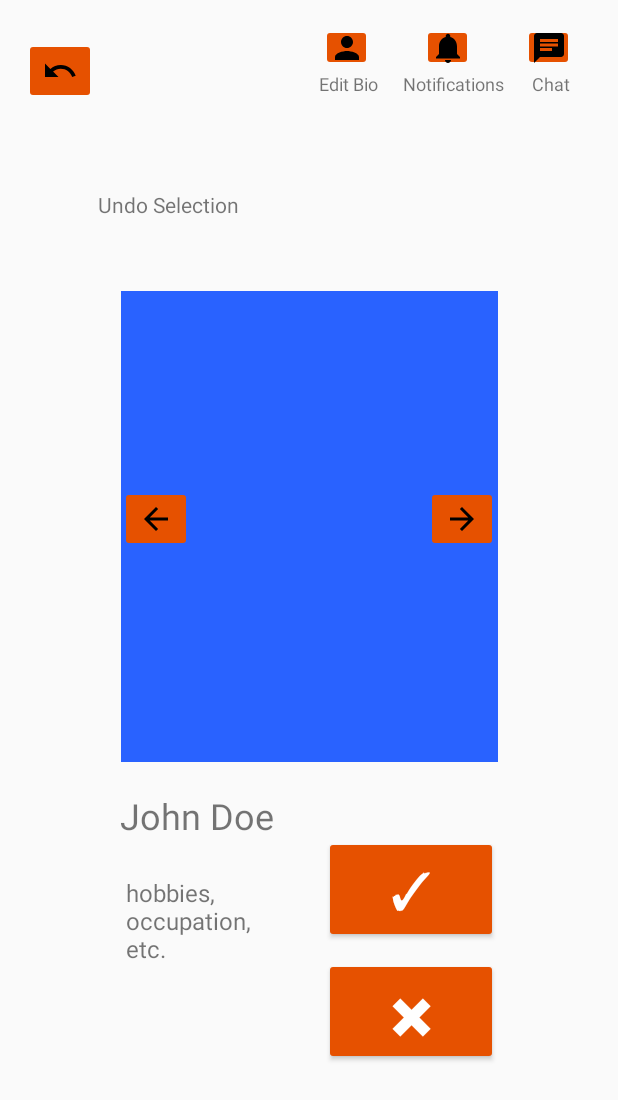
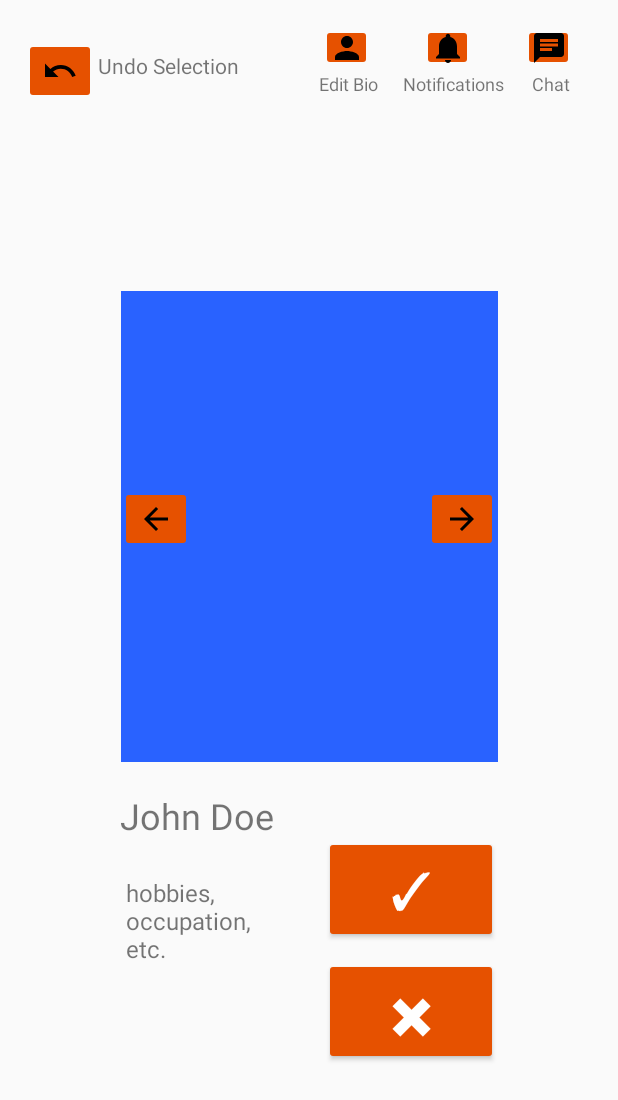
Before and after one commit to nickedchen/Grandfinder, an Android app: the layout activity_landing_page.xml on its own in the app's theme, with its tools: preview values and no code run, on a phone screen of 412 x 824 dp. Shown: the top 1100 px of the screen. Run offline under Robolectric (Android 15) with nearby library versions, the phone set to English and light mode, and no system bars.

```diff
--- a/app/build.gradle
+++ b/app/build.gradle
@@ -2,6 +2,7 @@ plugins {
     id 'com.android.application'
     id 'kotlin-android'
     id 'com.google.gms.google-services'
+    id 'org.jetbrains.kotlin.android'
 }
 
 android {
--- a/app/src/main/java/com/google/firebase/codelab/grandfinder/SignInActivity.kt
+++ b/app/src/main/java/com/google/firebase/codelab/grandfinder/SignInActivity.kt
@@ -102,8 +102,7 @@ class SignInActivity : AppCompatActivity() {
     }
 
     private fun goToMainActivity() {
-        val intent = Intent(this, landingPage::class.java)
-        startActivity(intent)
+        startActivity(Intent(this, landingPage::class.java))
     }
 
     companion object {
--- a/app/src/main/java/com/google/firebase/codelab/grandfinder/landingPage.java
+++ b/app/src/main/java/com/google/firebase/codelab/grandfinder/landingPage.java
@@ -1,7 +1,9 @@
 package com.google.firebase.codelab.grandfinder;
 
 import androidx.appcompat.app.AppCompatActivity;
-
+import android.content.Intent;
+import android.os.Bundle;
+import android.view.View;
 import android.content.Intent;
 import android.os.Bundle;
 import android.view.View;
--- a/app/src/main/res/layout/activity_landing_page.xml
+++ b/app/src/main/res/layout/activity_landing_page.xml
@@ -122,6 +122,7 @@
         android:layout_height="31dp"
         android:layout_marginTop="16dp"
         android:layout_marginEnd="29dp"
+        android:onClick="jump"
         app:layout_constraintBottom_toTopOf="@+id/textView5"
         app:layout_constraintEnd_toEndOf="parent"
         app:layout_constraintTop_toTopOf="parent"
@@ -142,10 +143,10 @@
         android:layout_width="wrap_content"
         android:layout_height="wrap_content"
         android:layout_marginStart="1dp"
-        android:layout_marginBottom="48dp"
+        android:layout_marginTop="34dp"
         android:text="Undo Selection"
-        app:layout_constraintBottom_toTopOf="@+id/PhotoView"
-        app:layout_constraintStart_toEndOf="@+id/undo" />
+        app:layout_constraintStart_toEndOf="@+id/undo"
+        app:layout_constraintTop_toTopOf="parent" />
 
     <ImageButton
         android:id="@+id/imageLeft"
```
Also changed, not shown: app/src/main/AndroidManifest.xml (+9 -3 lines), app/src/main/res/layout/activity_main2.xml (+10 -0 lines).
